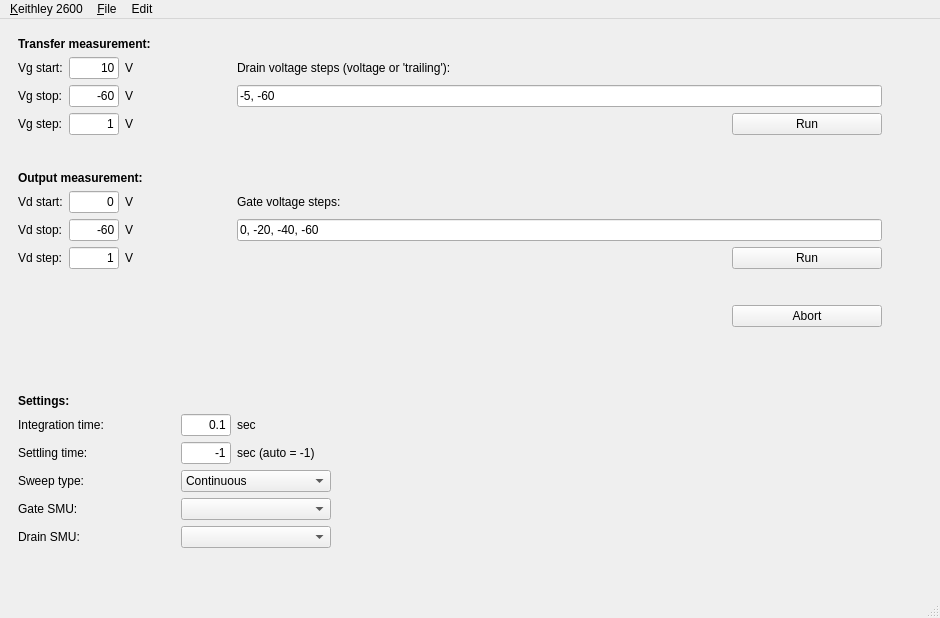
This is keithley_gui/main.ui in OE-FET/customxepr as Qt 5 draws it before an edit. The edited form follows.
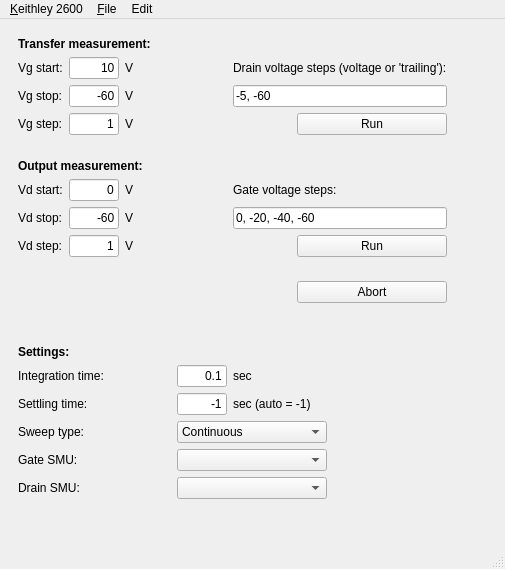
This is the edited form.

```diff
--- a/keithley_gui/main.ui
+++ b/keithley_gui/main.ui
@@ -6,8 +6,8 @@
    <rect>
     <x>0</x>
     <y>0</y>
-    <width>940</width>
-    <height>618</height>
+    <width>505</width>
+    <height>569</height>
    </rect>
   </property>
   <property name="windowTitle">
@@ -719,7 +719,7 @@
     <rect>
      <x>0</x>
      <y>0</y>
-     <width>940</width>
+     <width>505</width>
      <height>22</height>
     </rect>
    </property>
```
